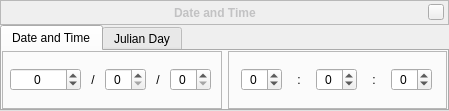
Before: the Qt Designer form src/gui/dateTimeDialogGui.ui in Stellarium/stellarium, drawn with Qt 5.
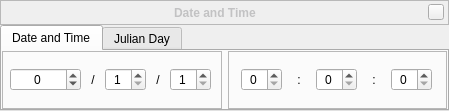
After: the same form once the commit is applied. Custom widgets are drawn as their Qt base class.

Commit message: Make Date&Time dialog more usable for typing date

```diff
--- a/src/gui/dateTimeDialogGui.ui
+++ b/src/gui/dateTimeDialogGui.ui
@@ -323,10 +323,10 @@
              <set>Qt::AlignCenter</set>
             </property>
             <property name="minimum">
-             <number>0</number>
+             <number>1</number>
             </property>
             <property name="maximum">
-             <number>13</number>
+             <number>12</number>
             </property>
            </widget>
           </item>
@@ -373,10 +373,10 @@
              <set>Qt::AlignCenter</set>
             </property>
             <property name="minimum">
-             <number>0</number>
+             <number>1</number>
             </property>
             <property name="maximum">
-             <number>32</number>
+             <number>31</number>
             </property>
            </widget>
           </item>
@@ -431,10 +431,10 @@
              <set>Qt::AlignCenter</set>
             </property>
             <property name="minimum">
-             <number>-1</number>
+             <number>0</number>
             </property>
             <property name="maximum">
-             <number>24</number>
+             <number>23</number>
             </property>
            </widget>
           </item>
@@ -478,10 +478,10 @@
              <set>Qt::AlignCenter</set>
             </property>
             <property name="minimum">
-             <number>-1</number>
+             <number>0</number>
             </property>
             <property name="maximum">
-             <number>60</number>
+             <number>59</number>
             </property>
            </widget>
           </item>
@@ -540,10 +540,10 @@
              <string/>
             </property>
             <property name="minimum">
-             <number>-1</number>
+             <number>0</number>
             </property>
             <property name="maximum">
-             <number>60</number>
+             <number>59</number>
             </property>
            </widget>
           </item>
@@ -717,6 +717,11 @@
    <extends>QPushButton</extends>
    <header>gui/StelCloseButton.hpp</header>
   </customwidget>
+  <customwidget>
+   <class>ExternalStepSpinBox</class>
+   <extends>QSpinBox</extends>
+   <header>ExternalStepSpinBox.hpp</header>
+  </customwidget>
  </customwidgets>
  <resources/>
  <connections/>
```
Left out of the diff: 10 changed lines with no effect on the pictures. The commit also changes 3 other files.
